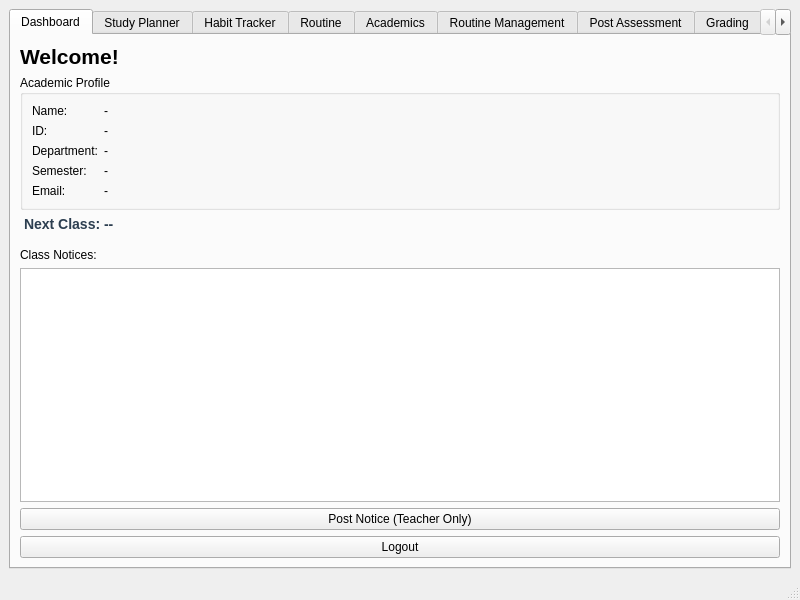
Qt form src/mainwindow.ui (SilentCipher-Star/CSE-4302-Project) before a commit.
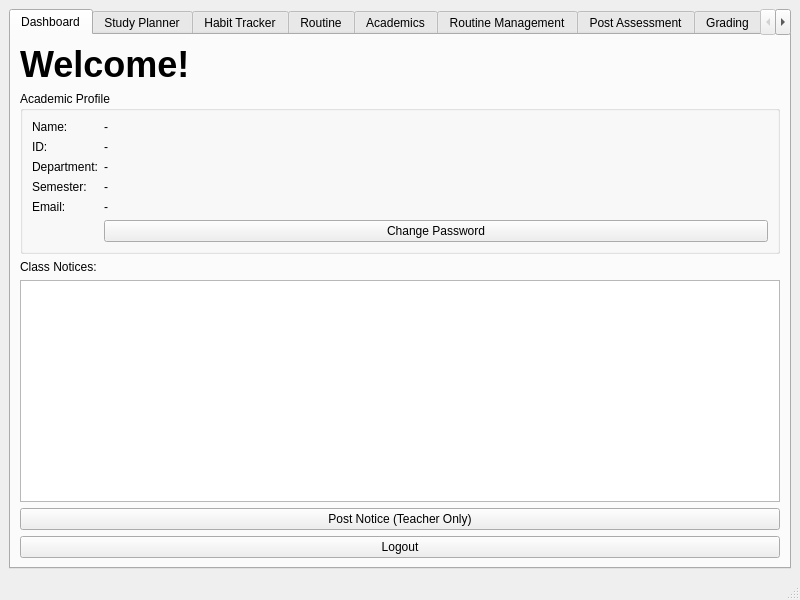
The same form after that commit.

The edit to the form file:
```diff
--- a/src/mainwindow.ui
+++ b/src/mainwindow.ui
@@ -38,6 +38,9 @@
             <bold>true</bold>
            </font>
           </property>
+         <property name="styleSheet">
+          <string notr="true">font-size: 36px; font-weight: bold;</string>
+         </property>
          </widget>
         </item>
         <item>
@@ -76,19 +79,19 @@
            <item row="4" column="1">
             <widget class="QLabel" name="val_p_email"><property name="text"><string>-</string></property></widget>
            </item>
+           <item row="5" column="1">
+            <widget class="QPushButton" name="btnChangePassword">
+             <property name="text">
+              <string>Change Password</string>
+             </property>
+             <property name="fixedWidth">
+              <number>200</number>
+             </property>
+            </widget>
+           </item>
           </layout>
          </widget>
         </item>
-        <item>
-         <widget class="QLabel" name="label_nextClass">
-          <property name="text">
-           <string>Next Class: --</string>
-          </property>
-          <property name="styleSheet">
-           <string>font-weight: bold; color: #2c3e50; font-size: 14px; margin-bottom: 10px;</string>
-          </property>
-         </widget>
-        </item>
         <item>
          <widget class="QLabel" name="label_notices">
           <property name="text">
```
Left out of the diff: 47 changed lines with no effect on the pictures.
